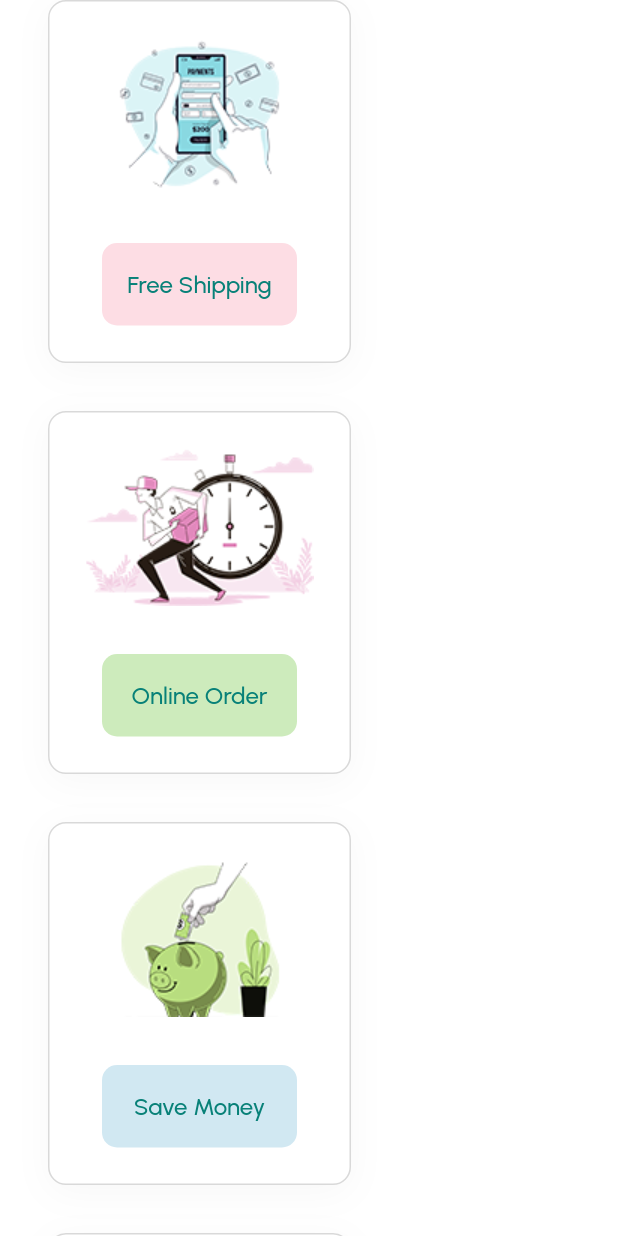
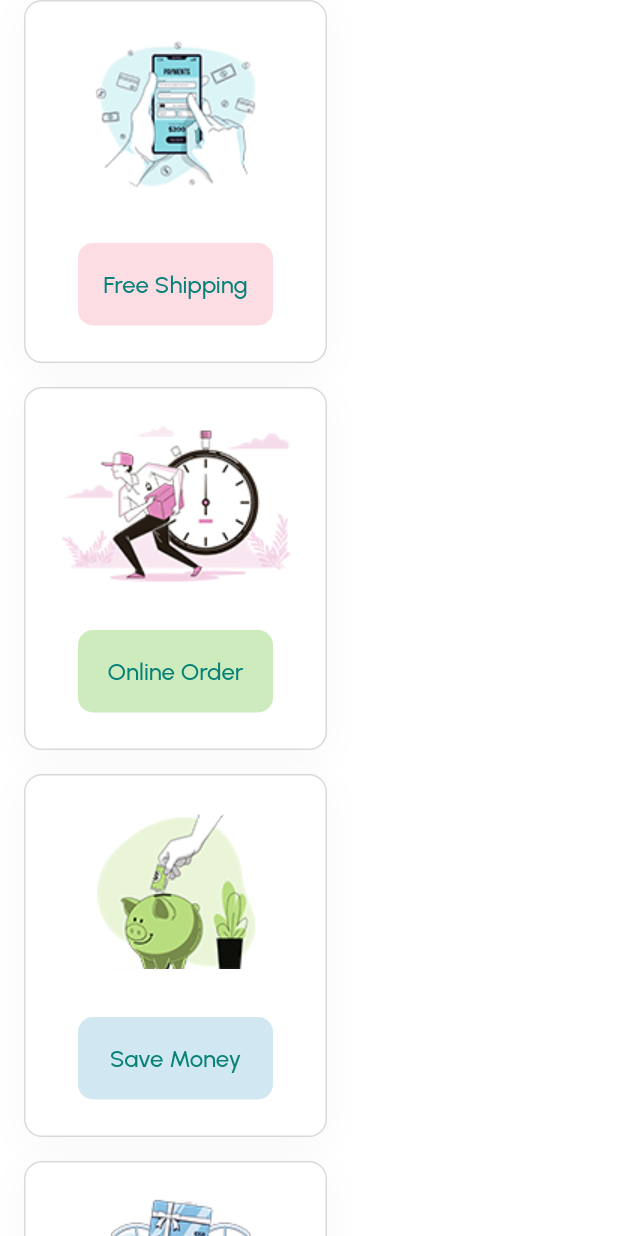
Before and after one commit to ahmedAdelElmelegy/cara, a Flutter app: the FeatureSection widget shown alone on an empty page, opened directly, on a phone screen of 412 x 824 dp. Run offline on Flutter 3.47's test engine with Material 3 defaults, Android fonts, the light colour scheme and no system bars; our stand-ins replace iconsax_flutter; missing offline and left inert: dynamic_height_grid_view.

Commit message:
optimize responsive code

```diff
--- a/lib/core/widget/layout/drawer/drawer.dart
+++ b/lib/core/widget/layout/drawer/drawer.dart
@@ -1,7 +1,7 @@
 import 'package:ecommerce_website/core/utils/constants/app_image.dart';
 import 'package:ecommerce_website/core/utils/constants/app_size.dart';
 import 'package:ecommerce_website/core/utils/constants/colors.dart';
-import 'package:ecommerce_website/feature/home/presentation/widgets/nav_bar_item.dart';
+import 'package:ecommerce_website/core/widget/layout/header/nav_bar_item.dart';
 import 'package:flutter/material.dart';
 
 class DrawerWidget extends StatelessWidget {
--- a/lib/feature/home/presentation/widgets/headers.dart
+++ b/lib/core/widget/layout/header/headers.dart
@@ -2,7 +2,7 @@ import 'package:ecommerce_website/core/utils/constants/app_image.dart';
 import 'package:ecommerce_website/core/utils/constants/app_size.dart';
 import 'package:ecommerce_website/core/utils/constants/colors.dart';
 import 'package:ecommerce_website/core/utils/device/device_utility.dart';
-import 'package:ecommerce_website/feature/home/presentation/widgets/nav_bar_item.dart';
+import 'package:ecommerce_website/core/widget/layout/header/nav_bar_item.dart';
 import 'package:flutter/material.dart';
 import 'package:iconsax_flutter/iconsax_flutter.dart';
 
--- a/lib/core/widget/responsive/screens/desktop_layout.dart
+++ b/lib/core/widget/responsive/screens/desktop_layout.dart
@@ -1,5 +1,6 @@
+import 'package:ecommerce_website/core/utils/constants/app_size.dart';
+import 'package:ecommerce_website/core/widget/layout/header/headers.dart';
 import 'package:ecommerce_website/feature/home/presentation/widgets/fotter_section.dart';
-import 'package:ecommerce_website/feature/home/presentation/widgets/headers.dart';
 import 'package:flutter/material.dart';
 
 class DesktopLayout extends StatelessWidget {
@@ -24,6 +25,7 @@ class DesktopLayout extends StatelessWidget {
                   padding: const EdgeInsets.symmetric(horizontal: 80),
                   child: FotterSection(),
                 ),
+                const SizedBox(height: AppSize.spaceBtwSections),
               ],
             ),
           ),
--- a/lib/core/widget/responsive/screens/mobile_layout.dart
+++ b/lib/core/widget/responsive/screens/mobile_layout.dart
@@ -1,6 +1,7 @@
+import 'package:ecommerce_website/core/utils/constants/app_size.dart';
 import 'package:ecommerce_website/core/widget/layout/drawer/drawer.dart';
+import 'package:ecommerce_website/core/widget/layout/header/headers.dart';
 import 'package:ecommerce_website/feature/home/presentation/widgets/fotter_section.dart';
-import 'package:ecommerce_website/feature/home/presentation/widgets/headers.dart';
 import 'package:flutter/material.dart';
 
 class MobileLayout extends StatefulWidget {
@@ -36,6 +37,7 @@ class _MobileLayoutState extends State<MobileLayout> {
                   padding: const EdgeInsets.symmetric(horizontal: 24),
                   child: FotterSection(),
                 ),
+                const SizedBox(height: AppSize.spaceBtwSections),
               ],
             ),
           ),
--- a/lib/core/widget/responsive/screens/tablet_layout.dart
+++ b/lib/core/widget/responsive/screens/tablet_layout.dart
@@ -1,6 +1,7 @@
+import 'package:ecommerce_website/core/utils/constants/app_size.dart';
 import 'package:ecommerce_website/core/widget/layout/drawer/drawer.dart';
+import 'package:ecommerce_website/core/widget/layout/header/headers.dart';
 import 'package:ecommerce_website/feature/home/presentation/widgets/fotter_section.dart';
-import 'package:ecommerce_website/feature/home/presentation/widgets/headers.dart';
 import 'package:flutter/material.dart';
 
 class TabletLayout extends StatefulWidget {
@@ -36,6 +37,7 @@ class _TabletLayoutState extends State<TabletLayout> {
                   padding: const EdgeInsets.symmetric(horizontal: 24),
                   child: FotterSection(),
                 ),
+                const SizedBox(height: AppSize.spaceBtwSections),
               ],
             ),
           ),
--- a/lib/feature/home/presentation/widgets/feature_section.dart
+++ b/lib/feature/home/presentation/widgets/feature_section.dart
@@ -1,5 +1,6 @@
 import 'package:ecommerce_website/core/utils/constants/app_constants.dart';
 import 'package:ecommerce_website/core/utils/constants/app_size.dart';
+import 'package:ecommerce_website/core/utils/device/device_utility.dart';
 import 'package:ecommerce_website/feature/home/presentation/widgets/feature_item.dart';
 import 'package:flutter/material.dart';
 
@@ -9,12 +10,16 @@ class FeatureSection extends StatelessWidget {
   @override
   Widget build(BuildContext context) {
     return Wrap(
-      runSpacing: AppSize.spaceBtwSections,
+      crossAxisAlignment: WrapCrossAlignment.start,
+      alignment: WrapAlignment.start,
+      runSpacing: DeviceUtility.isDesktopScreen(context)
+          ? AppSize.spaceBtwSections
+          : AppSize.spaceBtwItems,
       children: List.generate(
         AppConstants.featureItems.length,
         (index) => Padding(
           padding: const EdgeInsets.symmetric(
-            horizontal: AppSize.spaceBtwSections,
+            horizontal: AppSize.spaceBtwItems,
           ),
           child: FeatureItem(
             image: AppConstants.featureItems[index].image,
```
Also changed, not shown: lib/feature/home/presentation/widgets/product_grid_view.dart (+6 -2 lines), lib/feature/home/presentation/widgets/product_headline.dart (+4 -3 lines), lib/core/widget/layout/header/nav_bar_item.dart (renamed from lib/feature/home/presentation/widgets/nav_bar_item.dart).
